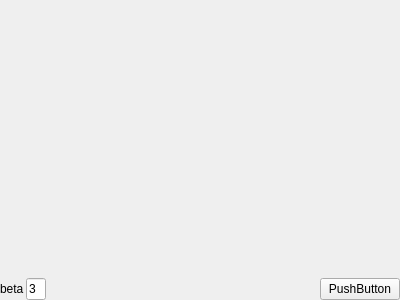
Above: testopencv/src/testqtopencv/WhiteWidget.ui from chenyue0102/mytestchenyue before the change. Below: the same form after it.
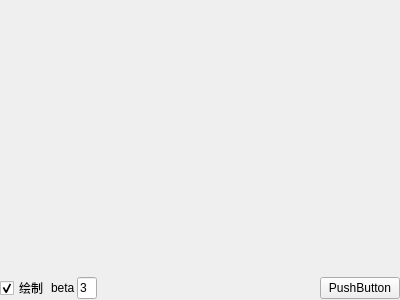
That is the form after the change. Custom widgets are drawn as their Qt base class.

Diff of the .ui file:
```diff
--- a/testopencv/src/testqtopencv/WhiteWidget.ui
+++ b/testopencv/src/testqtopencv/WhiteWidget.ui
@@ -87,6 +87,16 @@
       <property name="bottomMargin">
        <number>0</number>
       </property>
+      <item>
+       <widget class="QCheckBox" name="checkBoxRender">
+        <property name="text">
+         <string>绘制</string>
+        </property>
+        <property name="checked">
+         <bool>true</bool>
+        </property>
+       </widget>
+      </item>
       <item>
        <widget class="QLabel" name="labelBeta">
         <property name="text">
```
